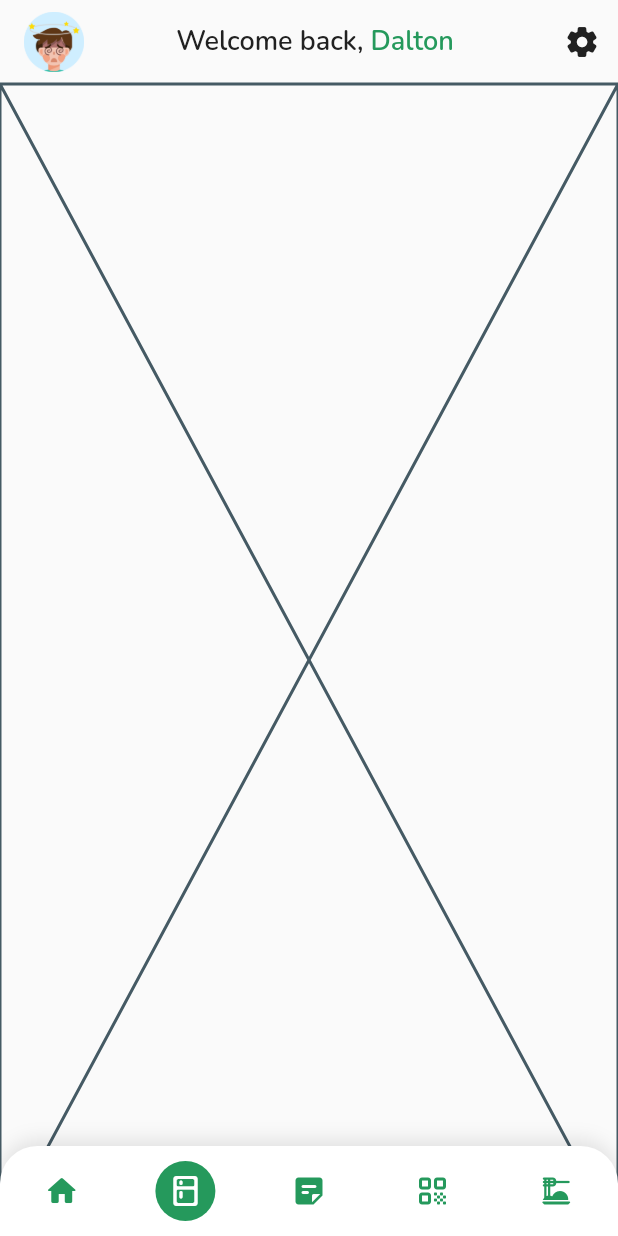
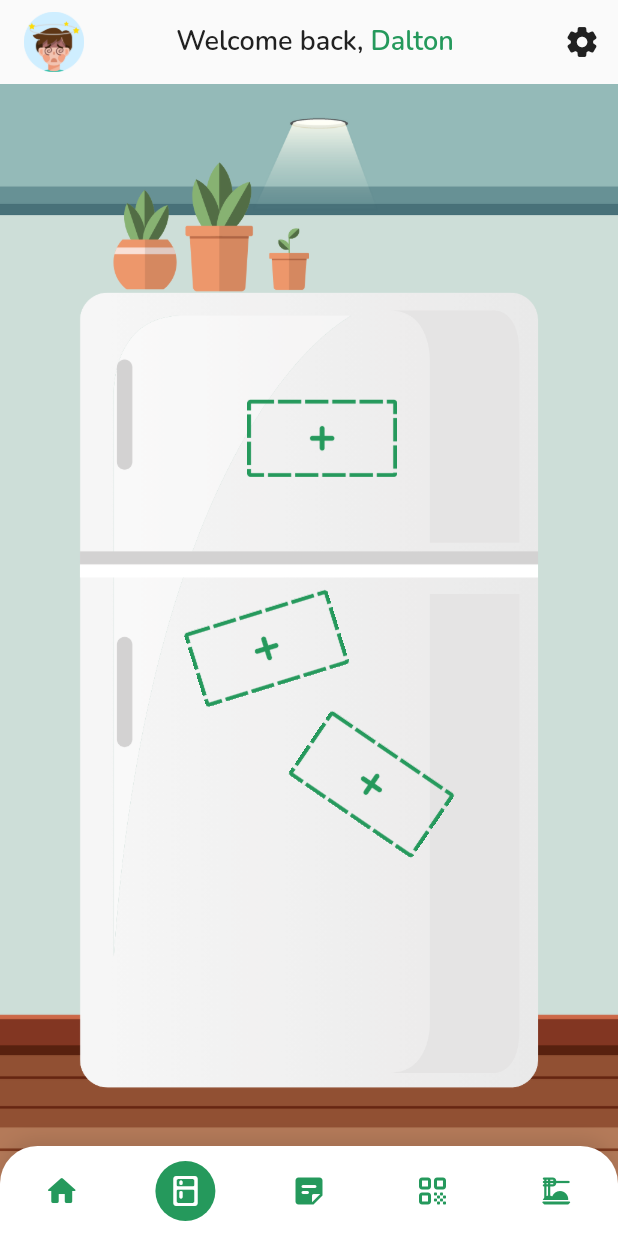
Before and after one commit to Dalton-G/rongo, a Flutter app: the HomePage screen opened by its route, item 2 of the bottom bar chosen, on a phone screen of 412 x 824 dp. Run offline on Flutter 3.47's test engine with Material 3 defaults, Android fonts, the phone set to English and light mode, and no system bars; our stand-ins replace cloud_firestore, firebase_core, flutter_dotenv, google_fonts, google_generative_ai, image_picker; missing offline and left inert: keyboard_detection; accounts and stored records are empty; generated files the repository leaves out were written again; project files that could hold a hidden picture were left out.

Commit message:
added fridge ui

```diff
--- /dev/null
+++ b/lib/screen/fridge/fridge.dart
@@ -0,0 +1,67 @@
+import 'package:flutter/material.dart';
+
+class FridgePage extends StatefulWidget {
+  const FridgePage({super.key});
+
+  @override
+  State<FridgePage> createState() => _FridgePageState();
+}
+
+class _FridgePageState extends State<FridgePage> {
+  @override
+  Widget build(BuildContext context) {
+    double screenWidth = MediaQuery.of(context).size.width;
+    double screenHeight = MediaQuery.of(context).size.height;
+
+    return Scaffold(
+      body: Stack(
+        children: [
+          //fridge background
+          Positioned.fill(
+            child: Image.asset(
+              'lib/images/fridgebackground.png',
+              fit: BoxFit.cover,
+            ),
+          ),
+
+          //add icons
+          Positioned(
+            left: screenWidth * 0.4,
+            top: screenHeight * 0.25,
+            child: Container(
+              height: 60,
+              width: 100,
+              child: Image.asset('lib/images/addicon.png'),
+            ),
+          ),
+
+          Positioned(
+            left: screenWidth * 0.31,
+            top: screenHeight * 0.42,
+            child: Transform.rotate(
+              angle: -0.3,
+              child: Container(
+                height: 60,
+                width: 100,
+                child: Image.asset('lib/images/addicon.png'),
+              ),
+            ),
+          ),
+
+          Positioned(
+            left: screenWidth * 0.48,
+            top: screenHeight * 0.53,
+            child: Transform.rotate(
+              angle: 0.6,
+              child: Container(
+                height: 60,
+                width: 100,
+                child: Image.asset('lib/images/addicon.png'),
+              ),
+            ),
+          ),
+        ],
+      ),
+    );
+  }
+}
--- a/lib/screen/home/homepage.dart
+++ b/lib/screen/home/homepage.dart
@@ -1,6 +1,7 @@
 import 'package:cloud_firestore/cloud_firestore.dart';
 import 'package:flutter/cupertino.dart';
 import 'package:flutter/material.dart';
+import 'package:rongo/screen/fridge/fridge.dart';
 import 'package:rongo/screen/home/dummypages.dart';
 import 'package:rongo/screen/home/homepagecontent.dart';
 import 'package:rongo/screen/scan_and_add/scanner.dart';
@@ -21,7 +22,7 @@ class _HomePageState extends State<HomePage> {
   //pages for navbar
   final List<Widget> _pages = [
     HomePageContent(),
-    DummyPage1(),
+    FridgePage(),
     DummyPage2(),
     Scanner(),
     DummyPage3(),
```
Also changed, not shown: lib/images/addicon.png (added), lib/images/fridgebackground.png (added).
